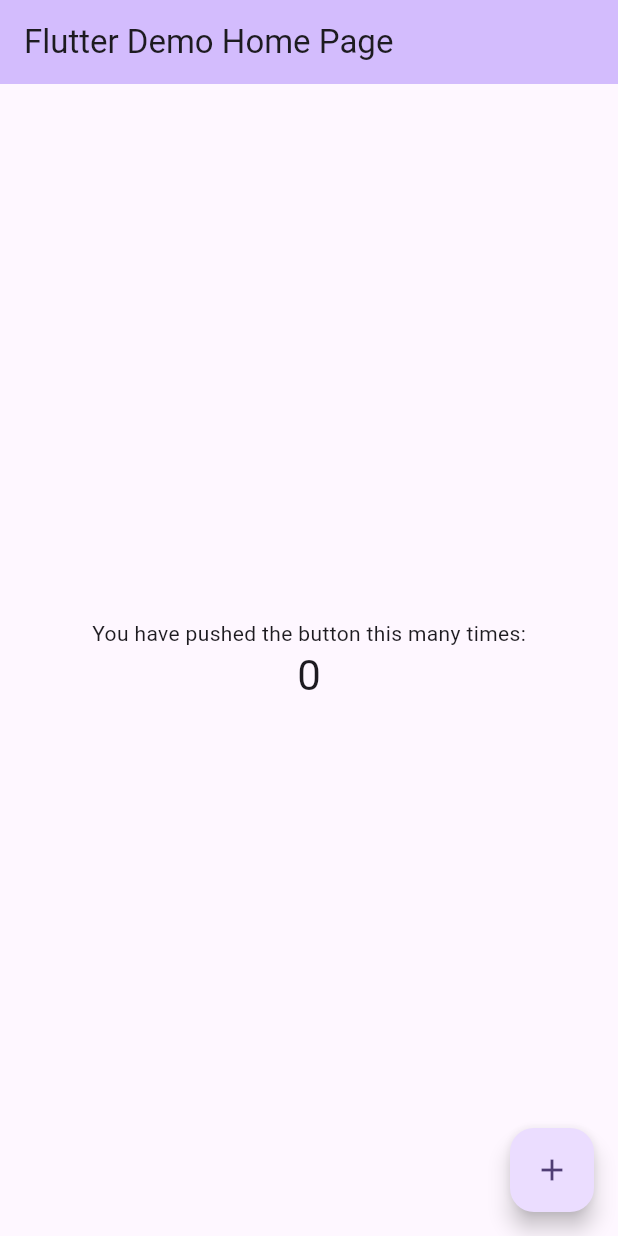
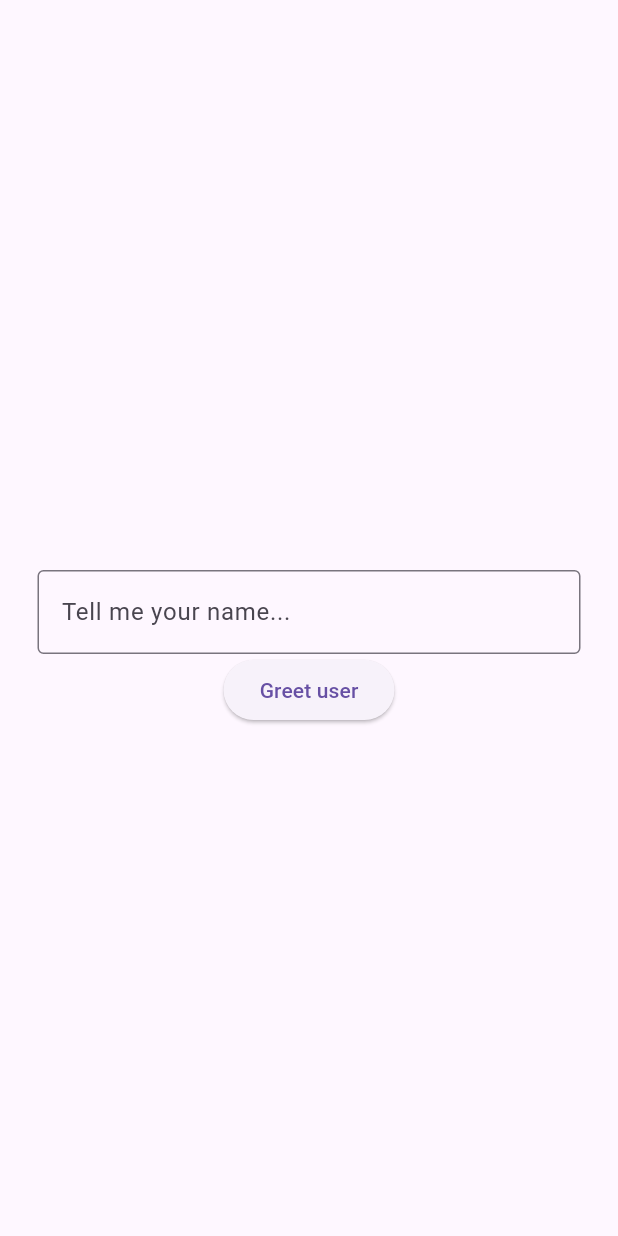
Before and after one commit to eacardenase/flutter_todo, a Flutter app: the screen it shows after launch, on a phone screen of 412 x 824 dp. Run offline on Flutter 3.47's test engine with Material 3 defaults, Android fonts, the phone set to English and light mode, and no system bars.

Commit message:
feat: basic text input

```diff
--- a/lib/main.dart
+++ b/lib/main.dart
@@ -1,4 +1,6 @@
 import 'package:flutter/material.dart';
+
+import 'package:todo/pages/todo_page.dart';
 
 void main() {
   runApp(const MyApp());
@@ -7,120 +9,11 @@ void main() {
 class MyApp extends StatelessWidget {
   const MyApp({super.key});
 
-  // This widget is the root of your application.
   @override
   Widget build(BuildContext context) {
-    return MaterialApp(
-      title: 'Flutter Demo',
-      theme: ThemeData(
-        // This is the theme of your application.
-        //
-        // TRY THIS: Try running your application with "flutter run". You'll see
-        // the application has a purple toolbar. Then, without quitting the app,
-        // try changing the seedColor in the colorScheme below to Colors.green
-        // and then invoke "hot reload" (save your changes or press the "hot
-        // reload" button in a Flutter-supported IDE, or press "r" if you used
-        // the command line to start the app).
-        //
-        // Notice that the counter didn't reset back to zero; the application
-        // state is not lost during the reload. To reset the state, use hot
-        // restart instead.
-        //
-        // This works for code too, not just values: Most code changes can be
-        // tested with just a hot reload.
-        colorScheme: ColorScheme.fromSeed(seedColor: Colors.deepPurple),
-        useMaterial3: true,
-      ),
+    return const MaterialApp(
       debugShowCheckedModeBanner: false,
-      home: const MyHomePage(title: 'Flutter Demo Home Page'),
+      home: ToDoPage(),
     );
   }
 }
-
-class MyHomePage extends StatefulWidget {
-  const MyHomePage({super.key, required this.title});
-
-  // This widget is the home page of your application. It is stateful, meaning
-  // that it has a State object (defined below) that contains fields that affect
-  // how it looks.
-
-  // This class is the configuration for the state. It holds the values (in this
-  // case the title) provided by the parent (in this case the App widget) and
-  // used by the build method of the State. Fields in a Widget subclass are
-  // always marked "final".
-
-  final String title;
-
-  @override
-  State<MyHomePage> createState() => _MyHomePageState();
-}
-
-class _MyHomePageState extends State<MyHomePage> {
-  int _counter = 0;
-
-  void _incrementCounter() {
-    setState(() {
-      // This call to setState tells the Flutter framework that something has
-      // changed in this State, which causes it to rerun the build method below
-      // so that the display can reflect the updated values. If we changed
-      // _counter without calling setState(), then the build method would not be
-      // called again, and so nothing would appear to happen.
-      _counter++;
-    });
-  }
-
-  @override
-  Widget build(BuildContext context) {
-    // This method is rerun every time setState is called, for instance as done
-    // by the _incrementCounter method above.
-    //
-    // The Flutter framework has been optimized to make rerunning build methods
-    // fast, so that you can just rebuild anything that needs updating rather
-    // than having to individually change instances of widgets.
-    return Scaffold(
-      appBar: AppBar(
-        // TRY THIS: Try changing the color here to a specific color (to
-        // Colors.amber, perhaps?) and trigger a hot reload to see the AppBar
-        // change color while the other colors stay the same.
-        backgroundColor: Theme.of(context).colorScheme.inversePrimary,
-        // Here we take the value from the MyHomePage object that was created by
-        // the App.build method, and use it to set our appbar title.
-        title: Text(widget.title),
-      ),
-      body: Center(
-        // Center is a layout widget. It takes a single child and positions it
-        // in the middle of the parent.
-        child: Column(
-          // Column is also a layout widget. It takes a list of children and
-          // arranges them vertically. By default, it sizes itself to fit its
-          // children horizontally, and tries to be as tall as its parent.
-          //
-          // Column has various properties to control how it sizes itself and
-          // how it positions its children. Here we use mainAxisAlignment to
-          // center the children vertically; the main axis here is the vertical
-          // axis because Columns are vertical (the cross axis would be
-          // horizontal).
-          //
-          // TRY THIS: Invoke "debug painting" (choose the "Toggle Debug Paint"
-          // action in the IDE, or press "p" in the console), to see the
-          // wireframe for each widget.
-          mainAxisAlignment: MainAxisAlignment.center,
-          children: <Widget>[
-            const Text(
-              'You have pushed the button this many times:',
-            ),
-            Text(
-              '$_counter',
-              style: Theme.of(context).textTheme.headlineMedium,
-            ),
-          ],
-        ),
-      ),
-      floatingActionButton: FloatingActionButton(
-        onPressed: _incrementCounter,
-        tooltip: 'Increment',
-        child: const Icon(Icons.add),
-      ), // This trailing comma makes auto-formatting nicer for build methods.
-    );
-  }
-}
--- /dev/null
+++ b/lib/pages/todo_page.dart
@@ -0,0 +1,59 @@
+import 'package:flutter/material.dart';
+
+class ToDoPage extends StatefulWidget {
+  const ToDoPage({super.key});
+
+  @override
+  State<ToDoPage> createState() => _ToDoPageState();
+}
+
+class _ToDoPageState extends State<ToDoPage> {
+  TextEditingController myController = TextEditingController();
+
+  String _greetingMessage = "";
+
+  void _greetUser() {
+    String userName = myController.text;
+
+    setState(() {
+      _greetingMessage = "Hello, $userName";
+    });
+  }
+
+  @override
+  Widget build(BuildContext context) {
+    return Scaffold(
+      body: Center(
+        child: Padding(
+          padding: const EdgeInsets.symmetric(
+            horizontal: 25,
+            vertical: 8,
+          ),
+          child: Column(
+            mainAxisAlignment: MainAxisAlignment.center,
+            children: [
+              Text(
+                _greetingMessage,
+                style: const TextStyle(
+                  fontSize: 28,
+                  color: Colors.black,
+                ),
+              ),
+              TextField(
+                controller: myController,
+                decoration: const InputDecoration(
+                  hintText: "Tell me your name...",
+                  border: OutlineInputBorder(),
+                ),
+              ),
+              ElevatedButton(
+                onPressed: _greetUser,
+                child: const Text("Greet user"),
+              )
+            ],
+          ),
+        ),
+      ),
+    );
+  }
+}
```
